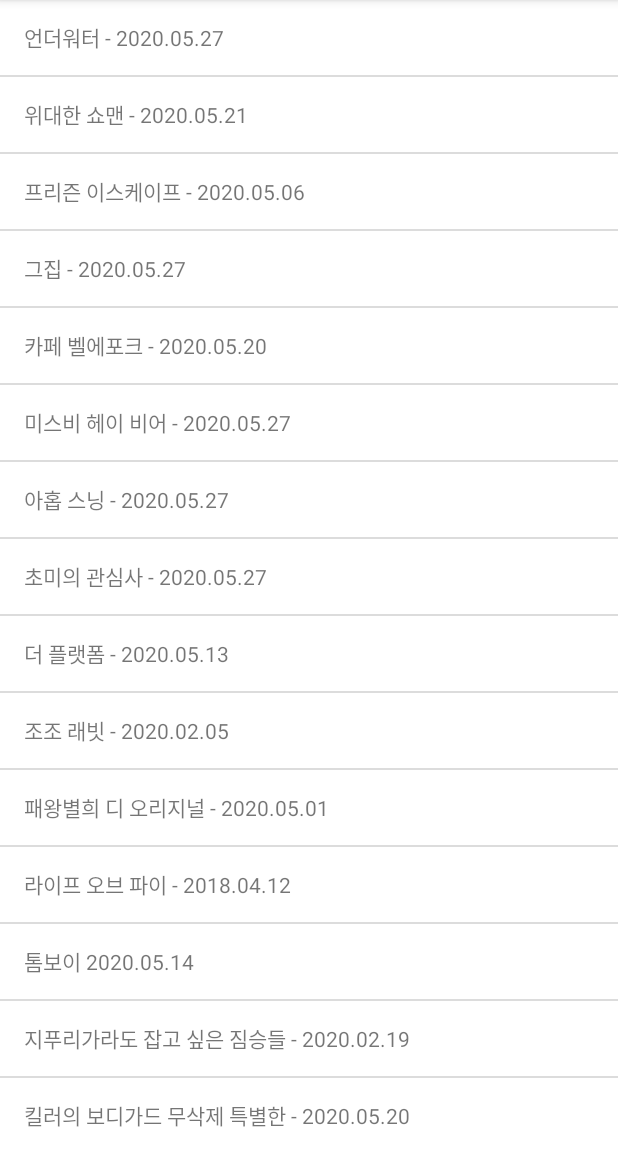
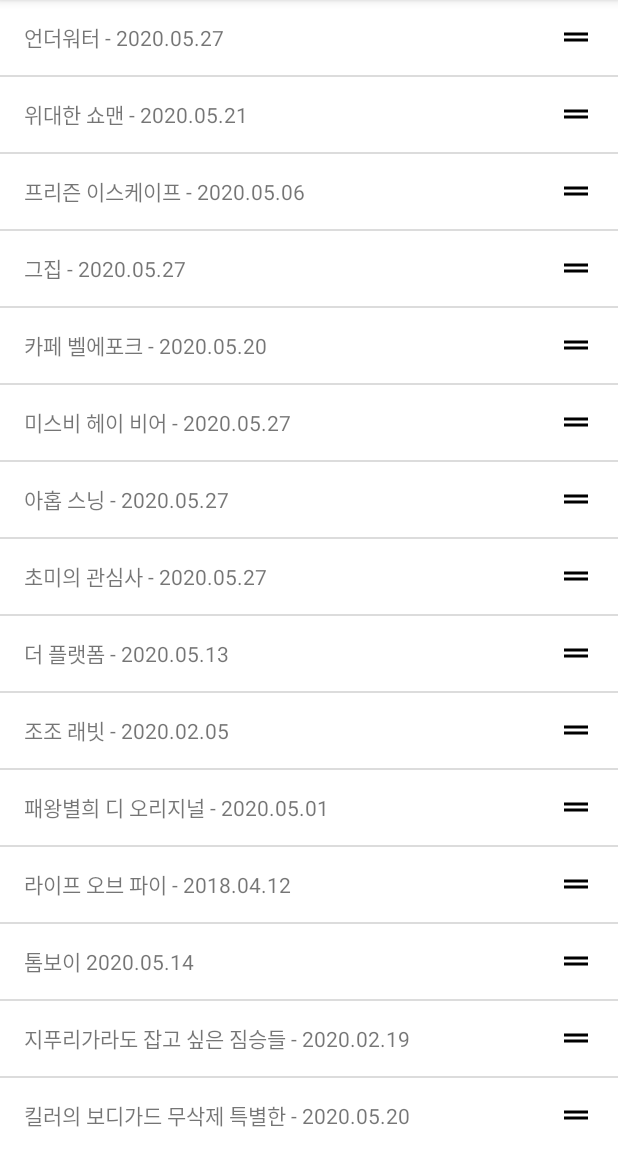
Before and after one commit to wonderful-coding-life/recyclerview-itemtouchhelper, an Android app: the screen it shows after launch (MainActivity), on a phone screen of 412 x 824 dp, the part 84-1236 px from its top. Run offline under Robolectric (Android 15) with nearby library versions, the phone set to English and light mode, and no system bars.

Commit message:
item touch helper with drag handle

```diff
--- a/app/src/main/java/com/example/itemtouchhelper/MainActivity.java
+++ b/app/src/main/java/com/example/itemtouchhelper/MainActivity.java
@@ -1,14 +1,11 @@
 package com.example.itemtouchhelper;
 
-import androidx.annotation.NonNull;
-import androidx.annotation.Nullable;
 import androidx.appcompat.app.AppCompatActivity;
 import androidx.recyclerview.widget.DividerItemDecoration;
 import androidx.recyclerview.widget.ItemTouchHelper;
 import androidx.recyclerview.widget.LinearLayoutManager;
 import androidx.recyclerview.widget.RecyclerView;
 
-import android.graphics.Color;
 import android.os.Bundle;
 
 import java.util.ArrayList;
@@ -50,35 +47,12 @@ public class MainActivity extends AppCompatActivity {
         RecyclerView movieListView = findViewById(R.id.movie_list);
         movieListView.setLayoutManager(new LinearLayoutManager(this, LinearLayoutManager.VERTICAL, false));
         movieListView.addItemDecoration(new DividerItemDecoration(this, DividerItemDecoration.VERTICAL));
-        movieListView.setAdapter(new SimpleTextAdapter(movieList));
+        SimpleTextAdapter adapter = new SimpleTextAdapter(movieList);
+        movieListView.setAdapter(adapter);
 
-        ItemTouchHelper itemTouchHelper = new ItemTouchHelper(new ItemTouchHelper.SimpleCallback(ItemTouchHelper.UP|ItemTouchHelper.DOWN, ItemTouchHelper.START|ItemTouchHelper.END) {
-            @Override
-            public boolean onMove(@NonNull RecyclerView recyclerView, @NonNull RecyclerView.ViewHolder viewHolder, @NonNull RecyclerView.ViewHolder target) {
-                return ((SimpleTextAdapter) recyclerView.getAdapter()).moveItem(viewHolder.getAdapterPosition(), target.getAdapterPosition());
-            }
-
-            @Override
-            public void onSwiped(@NonNull RecyclerView.ViewHolder viewHolder, int direction) {
-                ((SimpleTextAdapter.SimpleTextViewHolder) viewHolder).remove();
-            }
-
-            @Override
-            public void onSelectedChanged(@Nullable RecyclerView.ViewHolder viewHolder, int actionState) {
-                super.onSelectedChanged(viewHolder, actionState);
-                if (actionState == ItemTouchHelper.ACTION_STATE_DRAG) {
-                    viewHolder.itemView.setBackgroundColor(Color.LTGRAY);
-                }
-            }
-
-            @Override
-            public void clearView(@NonNull RecyclerView recyclerView, @NonNull RecyclerView.ViewHolder viewHolder) {
-                super.clearView(recyclerView, viewHolder);
-                viewHolder.itemView.setBackgroundColor(Color.WHITE);
-            }
-
-
-        });
+        // set item touch helper for dragging and swiping
+        ItemTouchHelper itemTouchHelper = new ItemTouchHelper(new SimpleTextItemTouchHelperCallback(adapter));
         itemTouchHelper.attachToRecyclerView(movieListView);
+        adapter.setItemTouchHelper(itemTouchHelper);
     }
 }
--- /dev/null
+++ b/app/src/main/java/com/example/itemtouchhelper/SimpleTextItemTouchHelperCallback.java
@@ -0,0 +1,50 @@
+package com.example.itemtouchhelper;
+
+import android.graphics.Color;
+
+import androidx.annotation.NonNull;
+import androidx.annotation.Nullable;
+import androidx.recyclerview.widget.ItemTouchHelper;
+import androidx.recyclerview.widget.RecyclerView;
+
+public class SimpleTextItemTouchHelperCallback extends ItemTouchHelper.Callback {
+    private SimpleTextAdapter adapter;
+
+    public SimpleTextItemTouchHelperCallback(SimpleTextAdapter adapter) {
+        this.adapter = adapter;
+    }
+
+    @Override
+    public int getMovementFlags(@NonNull RecyclerView recyclerView, @NonNull RecyclerView.ViewHolder viewHolder) {
+        return makeMovementFlags(ItemTouchHelper.UP|ItemTouchHelper.DOWN, ItemTouchHelper.START|ItemTouchHelper.END);
+    }
+
+    @Override
+    public boolean onMove(@NonNull RecyclerView recyclerView, @NonNull RecyclerView.ViewHolder viewHolder, @NonNull RecyclerView.ViewHolder target) {
+        return adapter.moveItem(viewHolder.getAdapterPosition(), target.getAdapterPosition());
+    }
+
+    @Override
+    public void onSwiped(@NonNull RecyclerView.ViewHolder viewHolder, int direction) {
+        adapter.removeItem(viewHolder.getAdapterPosition());
+    }
+
+    @Override
+    public void onSelectedChanged(@Nullable RecyclerView.ViewHolder viewHolder, int actionState) {
+        super.onSelectedChanged(viewHolder, actionState);
+        if (actionState == ItemTouchHelper.ACTION_STATE_DRAG) {
+            viewHolder.itemView.setBackgroundColor(Color.LTGRAY);
+        }
+    }
+
+    @Override
+    public void clearView(@NonNull RecyclerView recyclerView, @NonNull RecyclerView.ViewHolder viewHolder) {
+        super.clearView(recyclerView, viewHolder);
+        viewHolder.itemView.setBackgroundColor(Color.WHITE);
+    }
+
+    @Override
+    public boolean isLongPressDragEnabled() {
+        return false;
+    }
+}
--- /dev/null
+++ b/app/src/main/res/drawable/ic_drag_handle_black_24dp.xml
@@ -0,0 +1,9 @@
+<vector xmlns:android="http://schemas.android.com/apk/res/android"
+        android:width="24dp"
+        android:height="24dp"
+        android:viewportWidth="24.0"
+        android:viewportHeight="24.0">
+    <path
+        android:fillColor="#FF000000"
+        android:pathData="M20,9H4v2h16V9zM4,15h16v-2H4v2z"/>
+</vector>
--- a/app/src/main/res/layout/view_simple_text.xml
+++ b/app/src/main/res/layout/view_simple_text.xml
@@ -10,6 +10,13 @@
 
     <TextView
         android:id="@+id/simple_text"
+        android:layout_width="0dp"
+        android:layout_weight="1"
+        android:layout_height="wrap_content"/>
+
+    <ImageView
+        android:id="@+id/drag_handle"
         android:layout_width="wrap_content"
-        android:layout_height="wrap_content"/>
+        android:layout_height="wrap_content"
+        android:src="@drawable/ic_drag_handle_black_24dp"/>
 </LinearLayout>
```
Also changed, not shown: app/src/main/java/com/example/itemtouchhelper/SimpleTextAdapter.java (+49 -4 lines).
